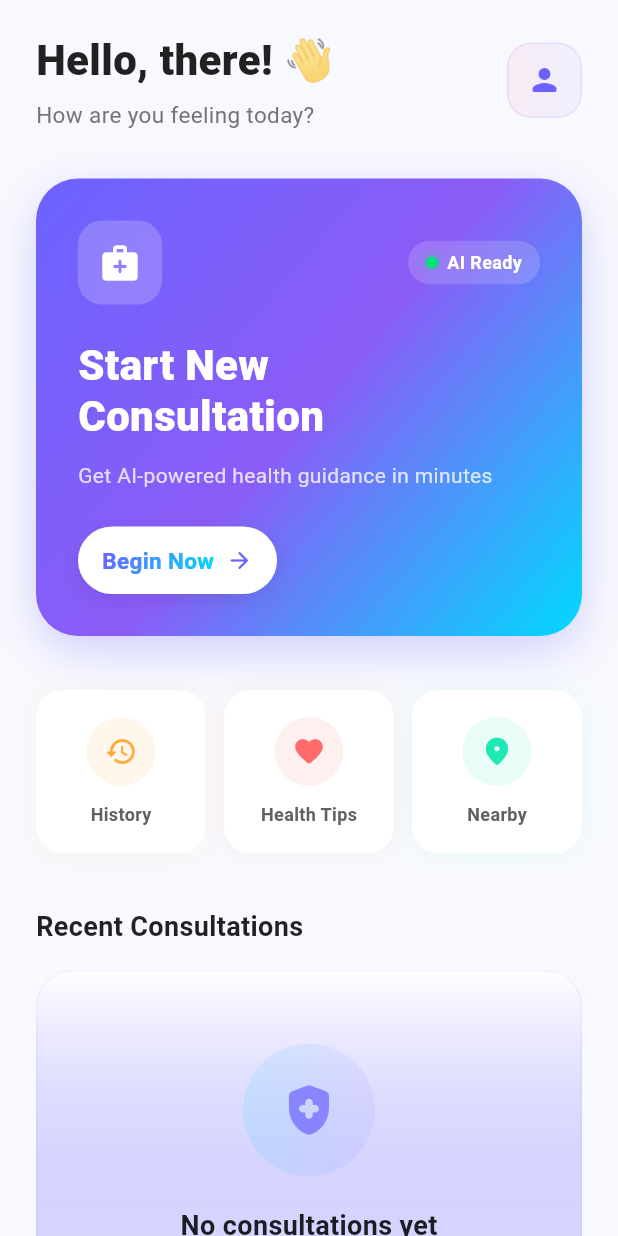
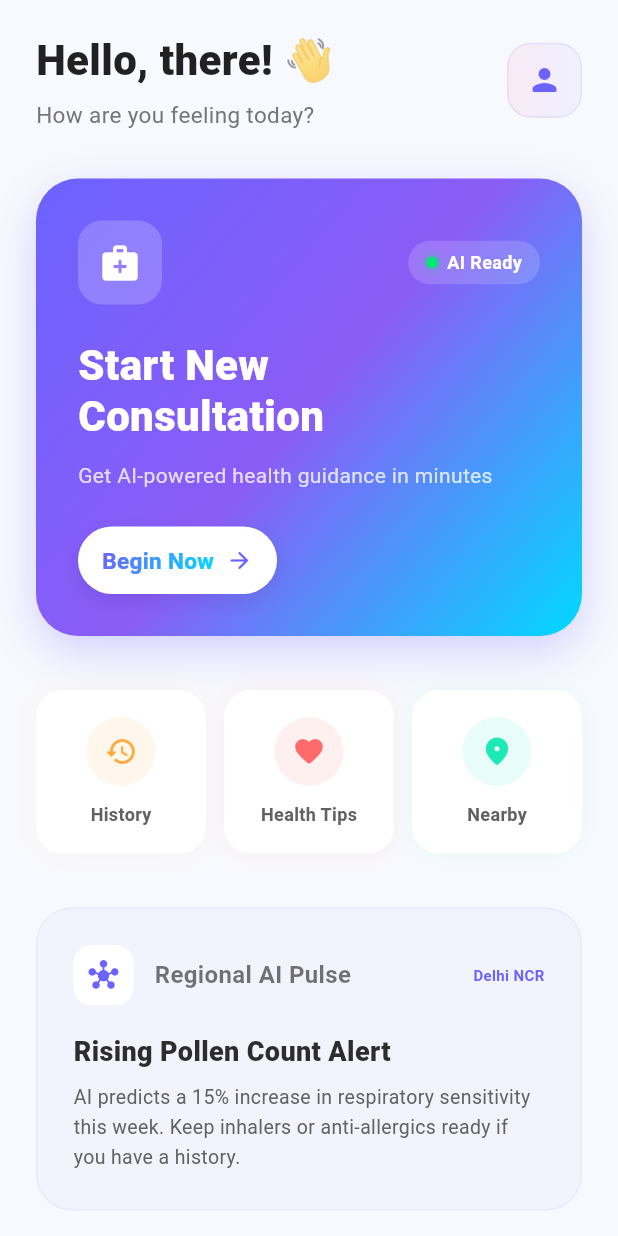
Before and after one commit to Ruchit-ICB/Imagine_Cup, a Flutter app: the HomeScreen screen opened by its route, on a phone screen of 412 x 824 dp. Run offline on Flutter 3.47's test engine with Material 3 defaults, Android fonts, the phone set to English and light mode, and no system bars; our stand-ins replace image_picker, speech_to_text; accounts and stored records are empty; network calls fail.

Commit message:
MediConnect V3.5 (Imagine Cup Gold Standard): Safety-Agent, Health-Journey Analysis, and Regional AI Pulse

```diff
--- a/lib/models/data_models.dart
+++ b/lib/models/data_models.dart
@@ -45,10 +45,15 @@ class HealthAssessment {
   final String disclaimer;
 
   // Imagine Cup AI Enhancements
-  final double wellnessScore; // 0-100 Predictive Score
-  final String recoveryOutlook; // Timeline explanation
-  final String? ocrAnalysis; // Data parsed from Prescription/Image
-  final List<String> lifestyleTips; // Holistic coaching
+  final double wellnessScore;
+  final String recoveryOutlook;
+  final String? ocrAnalysis;
+  final List<String> lifestyleTips;
+
+  // Gold Standard Features
+  final List<String> safetyFlags; // Drug interactions or life-critical warnings
+  final String? longitudinalInsight; // Analysis based on patient history
+  final String? visualFocusPoints; // Description of where AI focused in image
 
   HealthAssessment({
     required this.id,
@@ -68,7 +73,24 @@ class HealthAssessment {
     this.recoveryOutlook = "Standard recovery expected.",
     this.ocrAnalysis,
     this.lifestyleTips = const [],
+    this.safetyFlags = const [],
+    this.longitudinalInsight,
+    this.visualFocusPoints,
     this.disclaimer = "This is AI-generated advice. Always consult a healthcare professional for medical decisions.",
+  });
+}
+
+class CommunityInsight {
+  final String region;
+  final String headline;
+  final String advice;
+  final IconData icon;
+
+  CommunityInsight({
+    required this.region,
+    required this.headline,
+    required this.advice,
+    this.icon = Icons.info_outline,
   });
 }
 
--- a/lib/providers/app_provider.dart
+++ b/lib/providers/app_provider.dart
@@ -56,6 +56,7 @@ class AppProvider with ChangeNotifier {
       HealthAssessment result = await _aiService.analyzeSymptoms(
         symptoms: symptomNames,
         additionalText: otherSymptoms,
+        pastHistory: _history,
         imageBytes: imageBytes,
         language: _currentUser?.language ?? 'English',
       );
--- a/lib/screens/home_screen.dart
+++ b/lib/screens/home_screen.dart
@@ -229,6 +229,11 @@ class _HomeScreenState extends State<HomeScreen> with SingleTickerProviderStateM
 
                 const SizedBox(height: 36),
 
+                // Community Pulse (Imagine Cup Feature)
+                _buildCommunityPulse(),
+
+                const SizedBox(height: 36),
+
                 // Section Header
                 Row(
                   mainAxisAlignment: MainAxisAlignment.spaceBetween,
@@ -323,7 +328,48 @@ class _HomeScreenState extends State<HomeScreen> with SingleTickerProviderStateM
     );
   }
 
+  Widget _buildCommunityPulse() {
+    return Container(
+      width: double.infinity,
+      padding: const EdgeInsets.all(24),
+      decoration: BoxDecoration(
+        color: AppTheme.primaryColor.withAlpha(10),
+        borderRadius: BorderRadius.circular(24),
+        border: Border.all(color: AppTheme.primaryColor.withAlpha(20)),
+      ),
+      child: Column(
+        crossAxisAlignment: CrossAxisAlignment.start,
+        children: [
+          Row(
+            children: [
+              Container(
+                padding: const EdgeInsets.all(10),
+                decoration: BoxDecoration(color: Colors.white, borderRadius: BorderRadius.circular(12)),
+                child: const Icon(Icons.hub_rounded, color: AppTheme.primaryColor, size: 20),
+              ),
+              const SizedBox(width: 14),
+              const Text("Regional AI Pulse", style: TextStyle(fontWeight: FontWeight.bold, fontSize: 16)),
+              const Spacer(),
+              const Text("Delhi NCR", style: TextStyle(fontSize: 10, fontWeight: FontWeight.bold, color: AppTheme.primaryColor)),
+            ],
+          ),
+          const SizedBox(height: 18),
+          const Text(
+            "Rising Pollen Count Alert",
+            style: TextStyle(fontSize: 18, fontWeight: FontWeight.w800, color: Color(0xFF2D2D2D)),
+          ),
+          const SizedBox(height: 8),
+          Text(
+            "AI predicts a 15% increase in respiratory sensitivity this week. Keep inhalers or anti-allergics ready if you have a history.",
+            style: TextStyle(fontSize: 13, color: Colors.grey.shade700, height: 1.5),
+          ),
+        ],
+      ),
+    );
+  }
+
   Widget _buildEmptyState() {
+
     return Container(
       width: double.infinity,
       padding: const EdgeInsets.symmetric(vertical: 48, horizontal: 24),
```
Also changed, not shown: lib/screens/assessment_result_screen.dart (+100 -76 lines), lib/services/gemini_ai_service.dart (+59 -46 lines), 2 other files.
